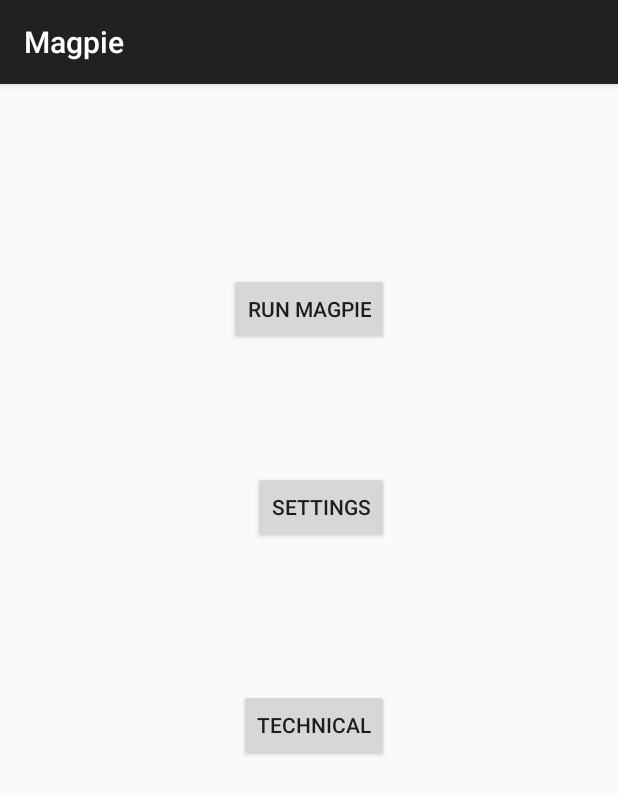
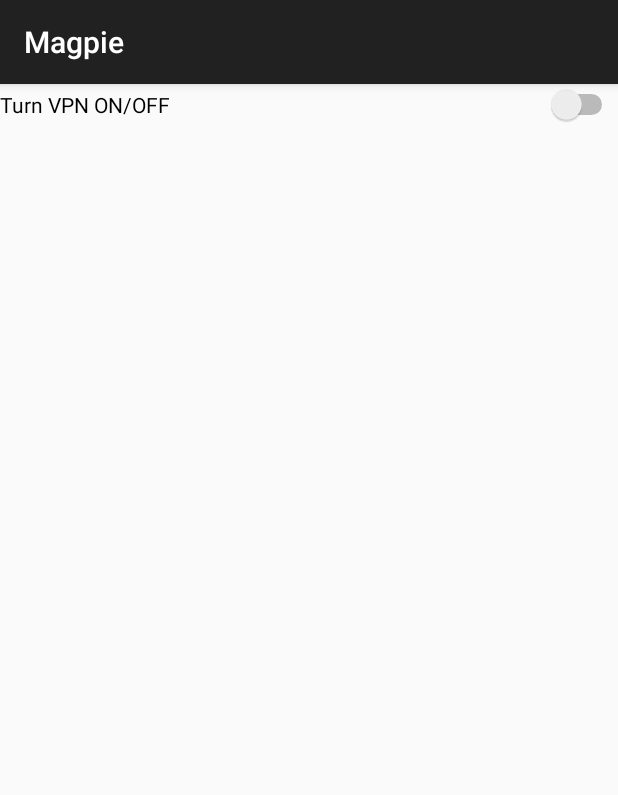
Before and after one commit to GroupNumbah1/UnnamedProject, an Android app: the screen it shows after launch (MainActivity before the commit, MagpieVPN after it), on a phone screen of 412 x 824 dp. Shown: the top 795 px of the screen. Run offline under Robolectric (Android 15) with nearby library versions, the phone set to English and light mode, and no system bars.

Commit message:
Added page for vpn and added switch to turn it on and off

```diff
--- /dev/null
+++ b/app/src/main/java/com/example/magpie/app/MagpieVPN.java
@@ -0,0 +1,19 @@
+package com.example.magpie.app;
+
+import android.os.Bundle;
+import android.support.v7.app.AppCompatActivity;
+
+import static com.example.magpie.app.R.layout.magpie_vpn_start;
+
+/**
+ * Created by mattpatera on 3/3/17.
+ */
+
+public class MagpieVPN extends AppCompatActivity {
+
+    @Override
+    protected void onCreate(Bundle savedInstanceState) {
+        super.onCreate(savedInstanceState);
+        setContentView(magpie_vpn_start);
+    }
+}
--- a/app/src/main/java/com/example/magpie/app/MainActivity.java
+++ b/app/src/main/java/com/example/magpie/app/MainActivity.java
@@ -26,10 +26,10 @@ public class MainActivity extends AppCompatActivity {
         runAppButton.setOnClickListener(new View.OnClickListener() {
             @Override
             public void onClick(View view) {
-
+                startActivity(new Intent(getApplicationContext(),MagpieVPN.class));
+                finish();
             }
         });
-
 
     }//SetUpButtonPress
     /*@Override
--- /dev/null
+++ b/app/src/main/res/layout/magpie_vpn_start.xml
@@ -0,0 +1,14 @@
+<?xml version="1.0" encoding="utf-8"?>
+<LinearLayout xmlns:android="http://schemas.android.com/apk/res/android"
+    xmlns:tools="http://schemas.android.com/tools"
+    android:orientation="vertical" android:layout_width="match_parent"
+    android:layout_height="match_parent"
+    android:weightSum="1"
+    android:textAlignment="center">
+
+    <Switch
+        android:text="Turn VPN ON/OFF"
+        android:layout_width="match_parent"
+        android:layout_height="wrap_content"
+        android:id="@+id/vpn_toggle" />
+</LinearLayout>
```
Also changed, not shown: app/src/main/AndroidManifest.xml (+8 -0 lines), 1 other file.
